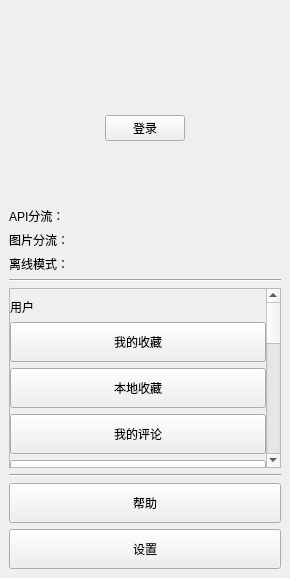
First picture: the form in ui/component/ui_navigation.ui, repository tonquer/JMComic-qt, before the edit.
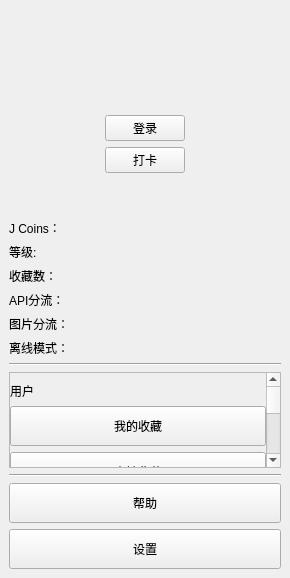
Second picture: the form after the edit. Icons and pictures are not drawn. Custom widgets are drawn as their Qt base class.

```diff
--- a/ui/component/ui_navigation.ui
+++ b/ui/component/ui_navigation.ui
@@ -76,6 +76,22 @@
         </property>
        </widget>
       </item>
+      <item alignment="Qt::AlignHCenter">
+       <widget class="QPushButton" name="signButton">
+        <property name="sizePolicy">
+         <sizepolicy hsizetype="Maximum" vsizetype="Fixed">
+          <horstretch>0</horstretch>
+          <verstretch>0</verstretch>
+         </sizepolicy>
+        </property>
+        <property name="focusPolicy">
+         <enum>Qt::NoFocus</enum>
+        </property>
+        <property name="text">
+         <string>打卡</string>
+        </property>
+       </widget>
+      </item>
       <item>
        <widget class="QLabel" name="nameLabel">
         <property name="text">
@@ -96,12 +112,30 @@
         </property>
        </widget>
       </item>
+      <item>
+       <layout class="QHBoxLayout" name="horizontalLayout_2">
+        <item>
+         <widget class="QLabel" name="label_6">
+          <property name="text">
+           <string>J Coins：</string>
+          </property>
+         </widget>
+        </item>
+        <item>
+         <widget class="QLabel" name="coins">
+          <property name="text">
+           <string/>
+          </property>
+         </widget>
+        </item>
+       </layout>
+      </item>
       <item>
        <layout class="QHBoxLayout" name="horizontalLayout">
         <item>
          <widget class="QLabel" name="expLabel">
           <property name="text">
-           <string/>
+           <string>等级:</string>
           </property>
          </widget>
         </item>
@@ -114,6 +148,24 @@
         </item>
        </layout>
       </item>
+      <item>
+       <layout class="QHBoxLayout" name="horizontalLayout_5">
+        <item>
+         <widget class="QLabel" name="label_8">
+          <property name="text">
+           <string>收藏数：</string>
+          </property>
+         </widget>
+        </item>
+        <item>
+         <widget class="QLabel" name="favorite">
+          <property name="text">
+           <string/>
+          </property>
+         </widget>
+        </item>
+       </layout>
+      </item>
       <item>
        <layout class="QHBoxLayout" name="horizontalLayout_6">
         <item>
@@ -180,7 +232,7 @@
          <property name="geometry">
           <rect>
            <x>0</x>
-           <y>-336</y>
+           <y>0</y>
            <width>253</width>
            <height>654</height>
           </rect>
```
Left out of the diff: 47 changed lines with no effect on the pictures.
